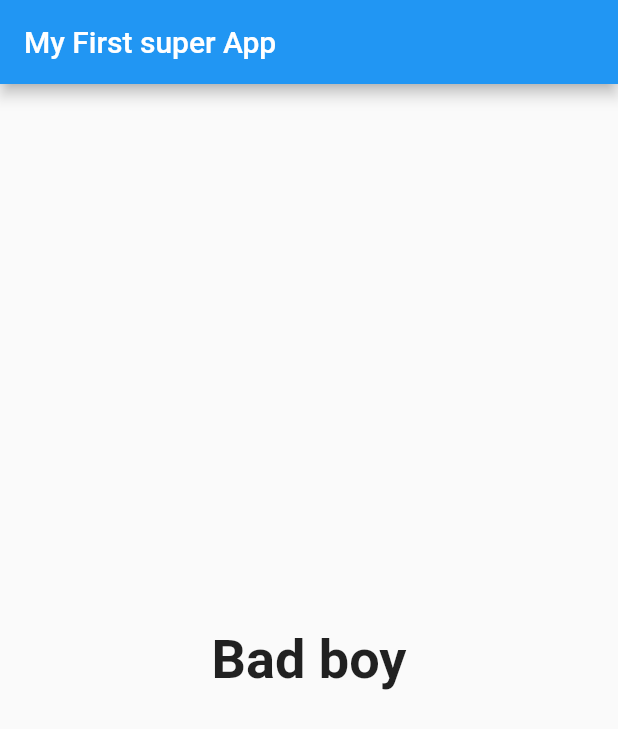
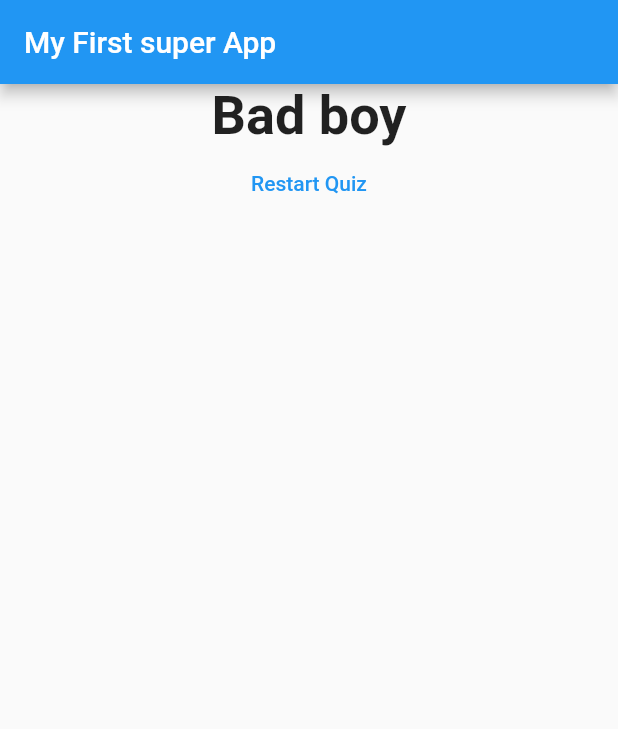
Before and after one commit to matr0s/flutter_cpmplete_guide, a Flutter app: the screen it shows after launch, after a tap on "Red", after a tap on "AZLK", after a tap on "Green Gray", on a phone screen of 412 x 824 dp. Shown: the top 729 px of the screen. Run offline on Flutter 3.47's test engine with Material 2 defaults, Android fonts, the phone set to English and light mode, and no system bars.

Commit message:
Section 53

```diff
--- a/lib/main.dart
+++ b/lib/main.dart
@@ -46,6 +46,13 @@ class _MyAppState extends State<MyApp> {
   var _questionIndex = 0;
   var _totalScore = 0;
 
+  void _resetQuiz() {
+    setState(() {
+      _questionIndex = 0;
+      _totalScore = 0;
+    });
+  }
+
   void _answerQuestion(int score) {
     _totalScore = _totalScore + score;
     setState(() {
@@ -70,7 +77,7 @@ class _MyAppState extends State<MyApp> {
                 questionIndex: _questionIndex,
                 questions: _questions,
               )
-            : Result(_totalScore),
+            : Result(_totalScore, _resetQuiz),
       ),
     );
   }
--- a/lib/result.dart
+++ b/lib/result.dart
@@ -2,7 +2,8 @@ import 'package:flutter/material.dart';
 
 class Result extends StatelessWidget {
   final int resultScore;
-  Result(this.resultScore);
+  final Function resetAction;
+  Result(this.resultScore, this.resetAction);
 
   String get resultPhrase {
     var resultText;
@@ -21,12 +22,19 @@ class Result extends StatelessWidget {
   @override
   Widget build(BuildContext context) {
     return Center(
-      child: Text(
-        resultPhrase,
-        style: TextStyle(
-            fontSize: 36,
-            fontWeight: FontWeight.bold),
+      child: Column(
+        children: <Widget>[
+          Text(
+            resultPhrase,
+            style: TextStyle(fontSize: 36, fontWeight: FontWeight.bold),
             textAlign: TextAlign.center,
+          ),
+          FlatButton(
+            child: Text('Restart Quiz'),
+            textColor: Colors.blue,
+            onPressed: resetAction,
+          ),
+        ],
       ),
     );
   }
```
